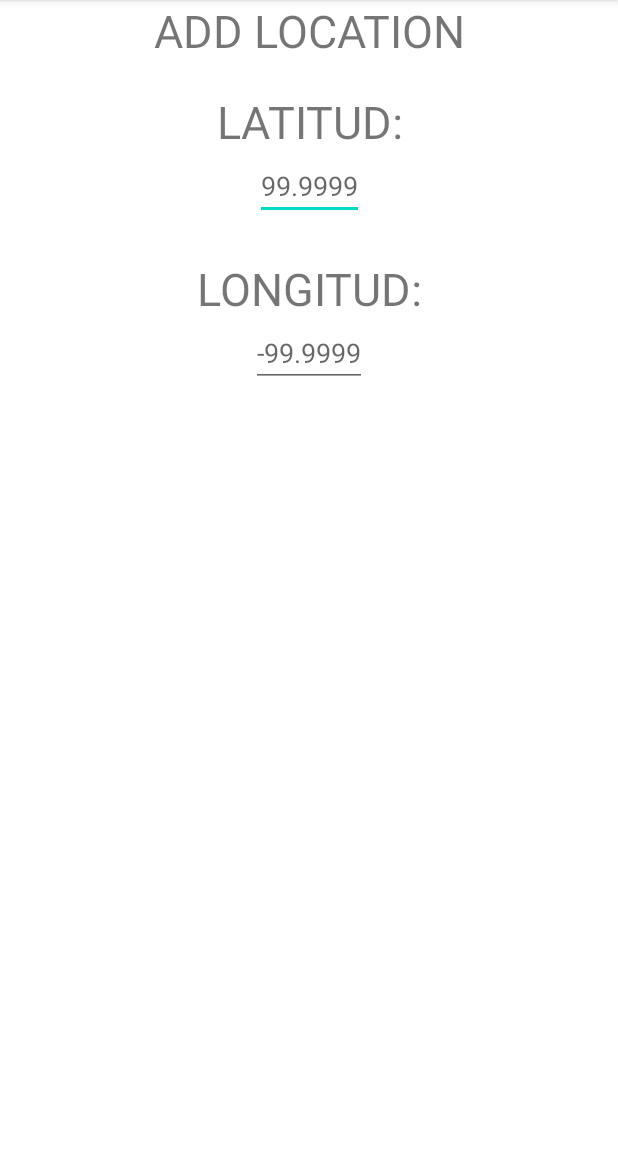
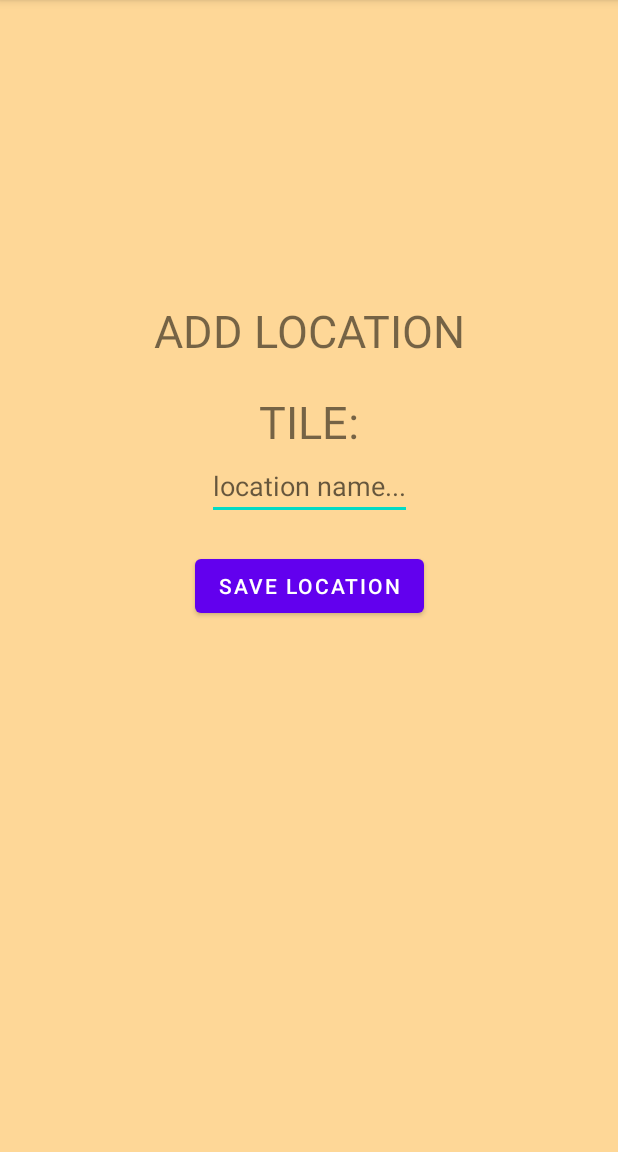
Before and after one commit to AlbertDarchiev/Project-MapsApp, an Android app: the fragment AddLocationFragment shown on its own in the app's theme, on a phone screen of 412 x 824 dp, the part 84-1236 px from its top. Run offline under Robolectric (Android 15) with nearby library versions, the phone set to English and light mode, and no system bars.

Commit message:
commitAddLocation

```diff
--- a/app/src/main/java/com/example/m08_mapsapp/view/AddLocationFragment.kt
+++ b/app/src/main/java/com/example/m08_mapsapp/view/AddLocationFragment.kt
@@ -6,11 +6,13 @@ import android.view.LayoutInflater
 import android.view.View
 import android.view.ViewGroup
 import com.example.m08_mapsapp.R
+import com.example.m08_mapsapp.databinding.FragmentAddLocationBinding
 
 class AddLocationFragment : Fragment() {
-
+    lateinit var binding: FragmentAddLocationBinding
     override fun onCreateView(inflater: LayoutInflater, container: ViewGroup?, savedInstanceState: Bundle?): View? {
         // Inflate the layout for this fragment
+        binding = FragmentAddLocationBinding.inflate(layoutInflater)
         return inflater.inflate(R.layout.fragment_add_location, container, false)
     }
 
--- a/app/src/main/java/com/example/m08_mapsapp/view/MainActivity.kt
+++ b/app/src/main/java/com/example/m08_mapsapp/view/MainActivity.kt
@@ -10,7 +10,7 @@ import androidx.navigation.ui.setupActionBarWithNavController
 import androidx.navigation.ui.setupWithNavController
 import com.example.m08_mapsapp.R
 import com.example.m08_mapsapp.databinding.ActivityMainBinding
-
+//https://coolors.co/palette/000000-14213d-fca311-e5e5e5-ffffff
 class MainActivity: AppCompatActivity() {
     lateinit var navHostFragment: NavHostFragment
     lateinit var navController: NavController
--- a/app/src/main/res/layout/fragment_add_location.xml
+++ b/app/src/main/res/layout/fragment_add_location.xml
@@ -4,16 +4,22 @@
     xmlns:tools="http://schemas.android.com/tools"
     android:layout_width="match_parent"
     android:layout_height="match_parent"
-    tools:context=".view.AddLocationFragment">
+    tools:context=".view.AddLocationFragment"
+    android:background="#6FFCA311"
+
+    >
 
     <TextView
         android:id="@+id/textView"
-        android:layout_width="match_parent"
+        android:layout_marginTop="200dp"
+        android:layout_width="wrap_content"
         android:layout_height="wrap_content"
         android:gravity="center"
         android:text="ADD LOCATION"
         android:textSize="30dp"
-        tools:ignore="MissingConstraints" />
+        app:layout_constraintEnd_toEndOf="parent"
+        app:layout_constraintStart_toStartOf="parent"
+        app:layout_constraintTop_toTopOf="parent" />
 
     <TextView
         android:id="@+id/textView2"
@@ -21,41 +27,30 @@
         android:layout_height="wrap_content"
         android:layout_marginTop="20dp"
         android:gravity="center"
-        android:text="LATITUD:"
+        android:text="TILE:"
         android:textSize="30dp"
         app:layout_constraintEnd_toEndOf="parent"
         app:layout_constraintStart_toStartOf="parent"
         app:layout_constraintTop_toBottomOf="@+id/textView" />
 
     <EditText
-        android:id="@+id/editText"
+        android:id="@+id/title_editText"
         android:layout_width="wrap_content"
         android:layout_height="wrap_content"
-        android:hint="99.9999"
+        android:hint="location name..."
         app:layout_constraintEnd_toEndOf="parent"
         app:layout_constraintStart_toStartOf="parent"
         app:layout_constraintTop_toBottomOf="@+id/textView2" />
 
-
-    <TextView
-        android:id="@+id/textView3"
+    <Button
+        android:layout_marginTop="20dp"
+        android:id="@+id/button"
         android:layout_width="wrap_content"
         android:layout_height="wrap_content"
-        android:layout_marginTop="25dp"
-        android:gravity="center"
-        android:text="LONGITUD:"
-        android:textSize="30dp"
+        android:text="Save Location"
         app:layout_constraintEnd_toEndOf="parent"
         app:layout_constraintStart_toStartOf="parent"
-        app:layout_constraintTop_toBottomOf="@+id/editText" />
+        app:layout_constraintTop_toBottomOf="@+id/title_editText" />
 
-    <EditText
-        android:id="@+id/editText2"
-        android:layout_width="wrap_content"
-        android:layout_height="wrap_content"
-        android:hint="-99.9999"
-        app:layout_constraintEnd_toEndOf="parent"
-        app:layout_constraintStart_toStartOf="parent"
-        app:layout_constraintTop_toBottomOf="@+id/textView3" />
 
 </androidx.constraintlayout.widget.ConstraintLayout>
--- a/app/src/main/res/layout/fragment_map.xml
+++ b/app/src/main/res/layout/fragment_map.xml
@@ -9,4 +9,10 @@
         android:id="@+id/map"
         android:layout_width="match_parent"
         android:layout_height="match_parent"/>
+
+    <ImageButton
+        android:layout_width="100dp"
+        android:layout_height="100dp"
+        android:src="@android:drawable/ic_delete"
+        />
 </FrameLayout>
--- a/app/src/main/res/values/colors.xml
+++ b/app/src/main/res/values/colors.xml
@@ -7,4 +7,7 @@
     <color name="teal_700">#FF018786</color>
     <color name="black">#FF000000</color>
     <color name="white">#FFFFFFFF</color>
+    <color name="dark_blue">#14213d</color>
+    <color name="orange">#fca311</color>
+    <color name="gray">#e5e5e5</color>
 </resources>
```
Also changed, not shown: app/src/main/java/com/example/m08_mapsapp/view/MapFragment.kt (+28 -6 lines), app/src/main/res/drawable/add_location_background.xml (added, +7 -0 lines).
